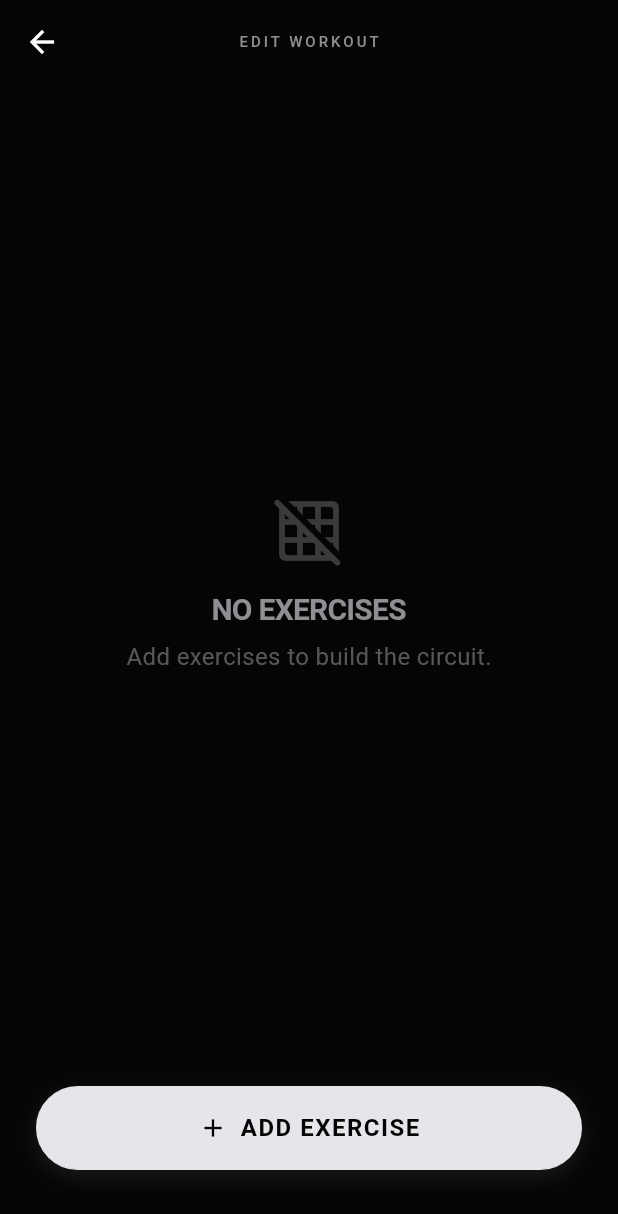
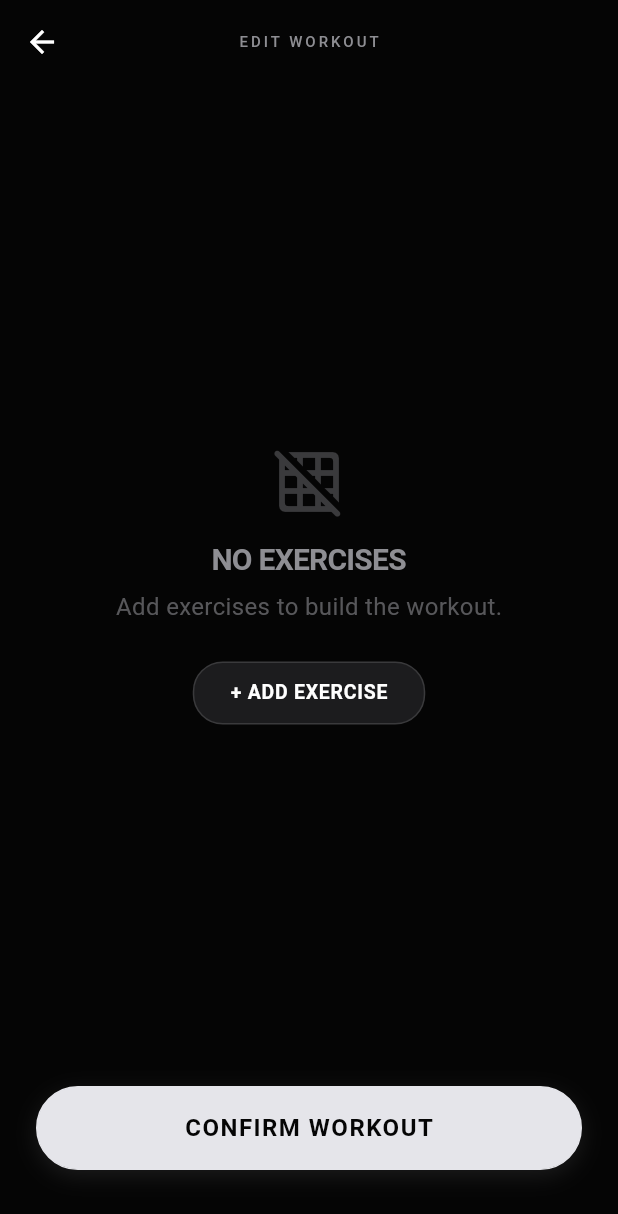
Before and after one commit to rmanaem/app, a Flutter app: the WorkoutEditorPage screen opened directly, on a phone screen of 412 x 824 dp. Shown: the top 1214 px of the screen. Run offline on Flutter 3.47's test engine with Material 3 defaults, Android fonts, the phone set to English and light mode, and no system bars; our stand-ins replace equatable, firebase_analytics, firebase_core, go_router; missing offline and left inert: purchases_flutter; accounts and stored records are empty.

Commit message:
feat(training): restructure workout editor list with inline add row and confirm action

```diff
--- a/lib/src/features/training/program_builder/presentation/pages/workout_editor_page.dart
+++ b/lib/src/features/training/program_builder/presentation/pages/workout_editor_page.dart
@@ -58,16 +58,20 @@ class WorkoutEditorPage extends StatelessWidget {
               children: [
                 Expanded(
                   child: vm.exercises.isEmpty
-                      ? _EmptyState(colors: colors, typography: typography)
+                      ? _EmptyState(
+                          colors: colors,
+                          typography: typography,
+                          onAdd: () => unawaited(vm.addExercises(context)),
+                        )
                       : ReorderableListView.builder(
-                          padding: EdgeInsets.fromLTRB(
-                            spacing.gutter,
-                            spacing.gutter,
-                            spacing.gutter,
-                            100,
-                          ),
-                          itemCount: vm.exercises.length,
-                          onReorder: vm.reorderExercises,
+                          padding: spacing.edgeAll(spacing.gutter),
+                          itemCount: vm.exercises.length + 1,
+                          onReorder: (oldIndex, newIndex) {
+                            if (newIndex >= vm.exercises.length) {
+                              newIndex = vm.exercises.length;
+                            }
+                            vm.reorderExercises(oldIndex, newIndex);
+                          },
                           proxyDecorator: (child, index, animation) {
                             return Material(
                               color: Colors.transparent,
@@ -77,6 +81,18 @@ class WorkoutEditorPage extends StatelessWidget {
                             );
                           },
                           itemBuilder: (context, index) {
+                            if (index == vm.exercises.length) {
+                              return Padding(
+                                key: const ValueKey('add_button'),
+                                padding: const EdgeInsets.only(top: 8),
+                                child: _AddExerciseRow(
+                                  onTap: () => unawaited(
+                                    vm.addExercises(context),
+                                  ),
+                                ),
+                              );
+                            }
+
                             final ex = vm.exercises[index];
                             return ExerciseModuleCard(
                               key: ValueKey(ex['name']),
@@ -95,7 +111,6 @@ class WorkoutEditorPage extends StatelessWidget {
                         ),
                 ),
                 Padding(
-                  // MATCHING PADDING from ProgramBuilderPage
                   padding: EdgeInsets.fromLTRB(
                     spacing.gutter,
                     0,
@@ -103,12 +118,9 @@ class WorkoutEditorPage extends StatelessWidget {
                     spacing.gutter + 20,
                   ),
                   child: AppButton(
-                    label: 'ADD EXERCISE',
-                    icon: Icons.add,
+                    label: 'CONFIRM WORKOUT',
                     isPrimary: true,
-                    onTap: () {
-                      unawaited(vm.addExercises(context));
-                    },
+                    onTap: () => context.pop(),
                   ),
                 ),
               ],
@@ -198,10 +210,15 @@ Future<void> _openTuner(
 }
 
 class _EmptyState extends StatelessWidget {
-  const _EmptyState({required this.colors, required this.typography});
+  const _EmptyState({
+    required this.colors,
+    required this.typography,
+    required this.onAdd,
+  });
 
   final AppColors colors;
   final AppTypography typography;
+  final VoidCallback onAdd;
 
   @override
   Widget build(BuildContext context) {
@@ -221,9 +238,28 @@ class _EmptyState extends StatelessWidget {
           ),
           const SizedBox(height: 8),
           Text(
-            'Add exercises to build the circuit.',
+            'Add exercises to build the workout.',
             style: typography.body.copyWith(
               color: colors.inkSubtle.withValues(alpha: 0.6),
+            ),
+          ),
+          const SizedBox(height: 24),
+          GestureDetector(
+            onTap: onAdd,
+            child: Container(
+              padding: const EdgeInsets.symmetric(horizontal: 24, vertical: 12),
+              decoration: BoxDecoration(
+                color: colors.surface,
+                borderRadius: BorderRadius.circular(20),
+                border: Border.all(color: colors.borderIdle),
+              ),
+              child: Text(
+                '+ ADD EXERCISE',
+                style: typography.button.copyWith(
+                  color: colors.ink,
+                  fontSize: 13,
+                ),
+              ),
             ),
           ),
         ],
@@ -231,3 +267,42 @@ class _EmptyState extends StatelessWidget {
     );
   }
 }
+
+class _AddExerciseRow extends StatelessWidget {
+  const _AddExerciseRow({required this.onTap});
+
+  final VoidCallback onTap;
+
+  @override
+  Widget build(BuildContext context) {
+    final colors = Theme.of(context).extension<AppColors>()!;
+    final typography = Theme.of(context).extension<AppTypography>()!;
+
+    return InkWell(
+      onTap: onTap,
+      borderRadius: BorderRadius.circular(12),
+      child: Container(
+        height: 64,
+        decoration: BoxDecoration(
+          color: colors.bg,
+          borderRadius: BorderRadius.circular(12),
+          border: Border.all(color: colors.borderIdle),
+        ),
+        child: Row(
+          mainAxisAlignment: MainAxisAlignment.center,
+          children: [
+            Icon(Icons.add, color: colors.inkSubtle, size: 20),
+            const SizedBox(width: 8),
+            Text(
+              'ADD EXERCISE',
+              style: typography.button.copyWith(
+                color: colors.ink,
+                fontSize: 14,
+              ),
+            ),
+          ],
+        ),
+      ),
+    );
+  }
+}
```
